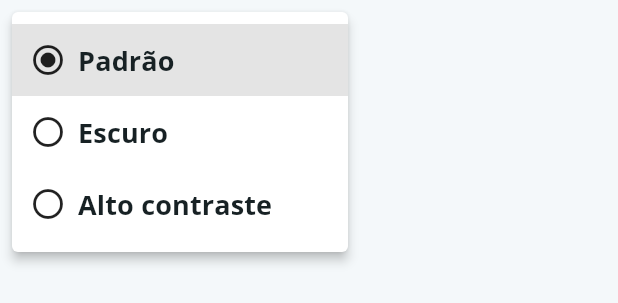
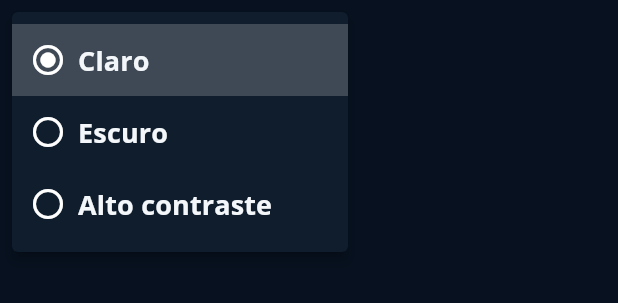
Before and after one commit to STI-Mobile/digitavox-criancas, a Flutter app: the DvxThemeSelector widget shown alone on an empty page, opened directly with empty values, after a tap on the "contrast" icon, on a phone screen of 412 x 824 dp. Shown: the top 303 px of the screen. Run offline on Flutter 3.47's test engine with Material 3 defaults, Android fonts, the phone set to English and light mode, and no system bars; our stand-ins replace audioplayers, shared_preferences; accounts and stored records are empty.

Commit message:
a11y: anuncia temas ao navegar e adota Escuro como padrão

```diff
--- a/lib/src/app.dart
+++ b/lib/src/app.dart
@@ -28,7 +28,7 @@ final class DigitavoxApp extends StatefulWidget {
 }
 
 final class _DigitavoxAppState extends State<DigitavoxApp> {
-  AppThemePreference _themePreference = AppThemePreference.standard;
+  AppThemePreference _themePreference = const AppSettings().themePreference;
   StudentProfile? _selectedProfile;
 
   late final CourseAudioOrchestrator _courseAudio = CourseAudioOrchestrator(
@@ -38,7 +38,7 @@ final class _DigitavoxAppState extends State<DigitavoxApp> {
   void _selectProfile(StudentProfile profile) {
     setState(() {
       _selectedProfile = profile;
-      _themePreference = AppThemePreference.standard;
+      _themePreference = const AppSettings().themePreference;
     });
   }
 
--- a/lib/src/domain/progress/student_progress.dart
+++ b/lib/src/domain/progress/student_progress.dart
@@ -13,7 +13,7 @@ enum AppThemePreference {
   );
 
   String get label => switch (this) {
-    standard => 'Padrão',
+    standard => 'Claro',
     dark => 'Escuro',
     highContrast => 'Alto contraste',
   };
@@ -22,7 +22,7 @@ enum AppThemePreference {
 final class AppSettings {
   const AppSettings({
     this.spokenFeedbackEnabled = true,
-    this.themePreference = AppThemePreference.standard,
+    this.themePreference = AppThemePreference.dark,
   });
 
   final bool spokenFeedbackEnabled;
--- a/lib/src/presentation/course_journey_screen.dart
+++ b/lib/src/presentation/course_journey_screen.dart
@@ -100,6 +100,7 @@ final class CourseJourneyScreen extends StatelessWidget {
                         DvxThemeSelector(
                           preference: preference,
                           onSelected: _selectTheme,
+                          onAnnounce: engine.courseAudio.speakText,
                         ),
                       ],
                 body: Semantics(
--- a/lib/src/presentation/design_system/components/dvx_game_components.dart
+++ b/lib/src/presentation/design_system/components/dvx_game_components.dart
@@ -1,3 +1,5 @@
+import 'dart:async';
+
 import 'package:flutter/material.dart';
 
 import '../../../domain/progress/student_progress.dart';
@@ -246,11 +248,13 @@ final class DvxThemeSelector extends StatelessWidget {
   const DvxThemeSelector({
     required this.preference,
     required this.onSelected,
+    required this.onAnnounce,
     super.key,
   });
 
   final AppThemePreference preference;
   final ValueChanged<AppThemePreference> onSelected;
+  final Future<void> Function(String) onAnnounce;
 
   @override
   Widget build(BuildContext context) => KeyboardNavigationLabel(
@@ -262,8 +266,11 @@ final class DvxThemeSelector extends StatelessWidget {
       icon: const Icon(Icons.contrast),
       itemBuilder: (context) => [
         for (final value in AppThemePreference.values)
-          PopupMenuItem(
+          _ThemeMenuItem(
             value: value,
+            onAnnounce: onAnnounce,
+            child: Semantics(
+              selected: value == preference,
               child: Row(
                 children: [
                   Icon(
@@ -276,7 +283,36 @@ final class DvxThemeSelector extends StatelessWidget {
                 ],
               ),
             ),
+          ),
       ],
     ),
   );
 }
+
+/// Keeps native popup activation and semantics while observing its item focus.
+final class _ThemeMenuItem extends PopupMenuItem<AppThemePreference> {
+  const _ThemeMenuItem({
+    required super.value,
+    required super.child,
+    required this.onAnnounce,
+  });
+
+  final Future<void> Function(String) onAnnounce;
+
+  @override
+  PopupMenuItemState<AppThemePreference, _ThemeMenuItem> createState() =>
+      _ThemeMenuItemState();
+}
+
+final class _ThemeMenuItemState
+    extends PopupMenuItemState<AppThemePreference, _ThemeMenuItem> {
+  @override
+  Widget build(BuildContext context) => Focus(
+    canRequestFocus: false,
+    includeSemantics: false,
+    onFocusChange: (focused) {
+      if (focused) unawaited(widget.onAnnounce(widget.value!.label));
+    },
+    child: super.build(context),
+  );
+}
```
Lines whose indentation alone changed are shown as unchanged.
